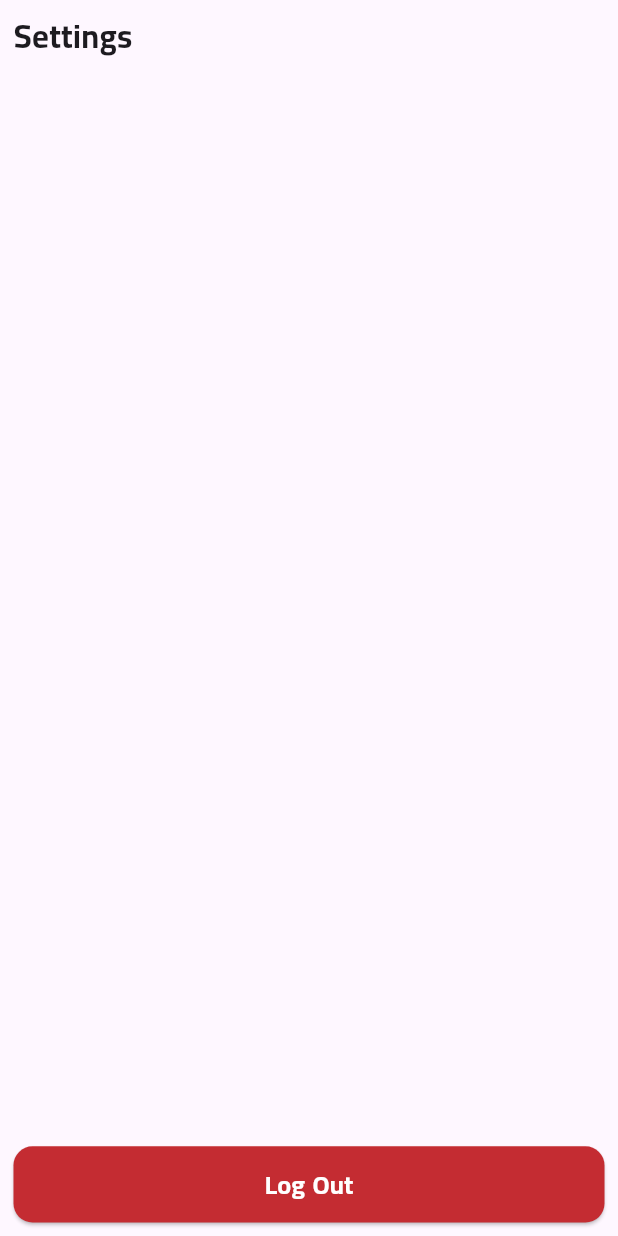
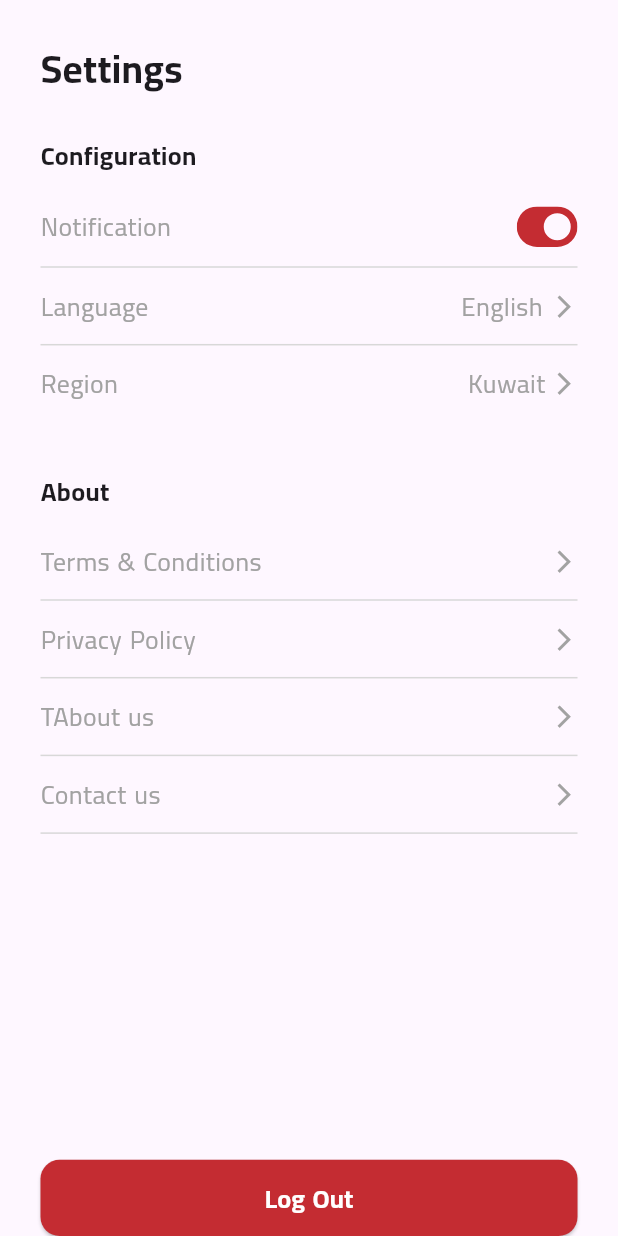
Before and after one commit to mo7amedaliEbaid/garcon-restaurants-ecommerce, a Flutter app: the SettingsScreen screen opened directly, on a phone screen of 412 x 824 dp. Run offline on Flutter 3.47's test engine with Material 3 defaults, Android fonts, the phone set to English and light mode, and no system bars; our stand-ins replace cached_network_image, cloud_firestore, connectivity_plus, country_code_picker, dots_indicator, equatable and 5 more; missing offline and left inert: flag; accounts and stored records are empty; network calls fail.

Commit message:
settings

```diff
--- a/lib/core/constants/assets.dart
+++ b/lib/core/constants/assets.dart
@@ -29,6 +29,7 @@
   static const String redCurve = "assets/svg/redCurve.svg";
   static const String purpleCurve = "assets/svg/purpleCurve.svg";
   static const String arrowForward = "assets/svg/arrowForward.svg";
+  static const String notifications = "assets/svg/notifications.svg";
 
   static const List<String> restaurantTaps = [
     book,
--- a/lib/presentation/screens/settings.dart
+++ b/lib/presentation/screens/settings.dart
@@ -1,5 +1,6 @@
 import 'package:flutter/material.dart';
 import 'package:flutter_bloc/flutter_bloc.dart';
+import 'package:flutter_svg/svg.dart';
 import 'package:garcon/configs/configs.dart';
 import 'package:garcon/presentation/widgets.dart';
 
@@ -13,14 +14,66 @@
   Widget build(BuildContext context) {
     return Scaffold(
       body: Padding(
-        padding: Space.all(),
+        padding: Space.hf(1.5),
         child: Column(
           crossAxisAlignment: CrossAxisAlignment.start,
           children: [
+            Space.yf(1.5),
             Text(
               "Settings",
-              style: AppText.h2b,
+              style: AppText.h1b,
             ),
+            Space.yf(1.5),
+            Text(
+              "Configuration",
+              style: AppText.h3b,
+            ),
+            Space.yf(1.2),
+            settingsItem(
+              title: "Notification",
+              endWidget: SvgPicture.asset(
+                AppAssets.notifications,
+                colorFilter:
+                    const ColorFilter.mode(AppColors.deepRed, BlendMode.srcIn),
+              ),
+            ),
+            settingsItem(
+              title: "Language",
+              endWidget: Row(
+                children: [
+                  Text(
+                    "English",
+                    style: AppText.h3?.copyWith(color: AppColors.greyColor),
+                  ),
+                  Space.xf(.3),
+                  arrowIcon()
+                ],
+              ),
+            ),
+            settingsItem(
+              withDivider: false,
+              title: "Region",
+              endWidget: Row(
+                children: [
+                  Text(
+                    "Kuwait",
+                    style: AppText.h3?.copyWith(color: AppColors.greyColor),
+                  ),
+                  Space.xf(.2),
+                  arrowIcon()
+                ],
+              ),
+            ),
+            Space.yf(2),
+            Text(
+              "About",
+              style: AppText.h3b,
+            ),
+            Space.yf(1.2),
+            settingsItem(title: "Terms & Conditions", endWidget: arrowIcon()),
+            settingsItem(title: "Privacy Policy", endWidget: arrowIcon()),
+            settingsItem(title: "TAbout us", endWidget: arrowIcon()),
+            settingsItem(title: "Contact us", endWidget: arrowIcon()),
             Space.ym!,
             customElevatedButton(
                 width: double.infinity,
@@ -36,7 +89,6 @@
                     (route) => false,
                   );
                 }),
-
           ],
         ),
       ),
--- a/lib/presentation/widgets.dart
+++ b/lib/presentation/widgets.dart
@@ -14,3 +14,4 @@
 export 'widgets/pickups_view.dart';
 export 'widgets/pickup_item.dart';
 export 'widgets/booking_view.dart';
+export 'widgets/settings_item.dart';
--- a/lib/presentation/widgets/custom_textfield.dart
+++ b/lib/presentation/widgets/custom_textfield.dart
@@ -7,11 +7,13 @@
     {required String labelText,
     Widget? prefix,
     String? Function(String?)? validator,
+    void Function(String)? onChanged,
     required TextEditingController controller}) {
   return TextFormField(
     autovalidateMode: AutovalidateMode.onUserInteraction,
     validator: validator,
     controller: controller,
+    onChanged: onChanged,
     style: AppText.b2b,
     decoration: InputDecoration(
       errorMaxLines: 3,
--- /dev/null
+++ b/lib/presentation/widgets/settings_item.dart
@@ -0,0 +1,42 @@
+import 'package:flutter/material.dart';
+import '../../configs/configs.dart';
+import '../../core/core.dart';
+
+Widget arrowIcon() {
+  return Icon(
+    Icons.arrow_forward_ios,
+    color: AppColors.greyColor,
+    size: AppDimensions.normalize(7),
+  );
+}
+
+Widget settingsItem(
+    {required String title,
+    required Widget endWidget,
+    void Function()? onTap,
+    bool withDivider = true}) {
+  return Column(
+    children: [
+      GestureDetector(
+        onTap: onTap,
+        child: Row(
+          mainAxisAlignment: MainAxisAlignment.spaceBetween,
+          children: [
+            Text(
+              title,
+              style: AppText.h3?.copyWith(color: AppColors.greyColor),
+            ),
+            endWidget
+          ],
+        ),
+      ),
+      Space.yf(.3),
+      withDivider
+          ? const Divider(
+              color: AppColors.lightGrey,
+            )
+          : const SizedBox.shrink(),
+      Space.yf(.3),
+    ],
+  );
+}
```
Also changed, not shown: lib/presentation/screens/search.dart (+74 -4 lines), assets/svg/notifications.svg (added).
